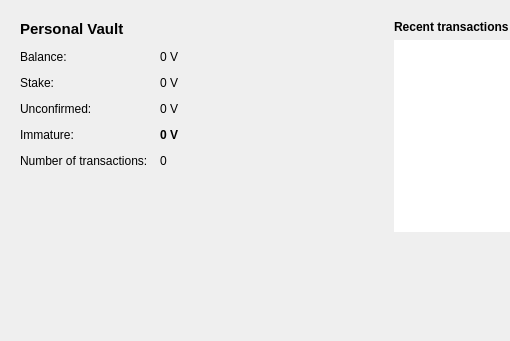
The window that src/qt/forms/overviewpage.ui (noise23/version) describes before a commit, drawn with Qt 5; both pictures show x 0 to 510 and y 0 to 341 of the 764 by 444 pixel window.
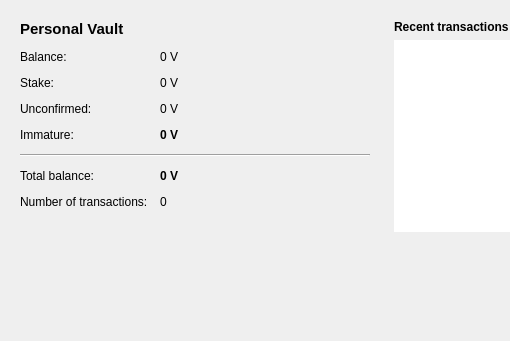
The same window after the commit. Icons and pictures are not drawn.

Commit message: Add total amount to overview page

```diff
--- a/src/qt/forms/overviewpage.ui
+++ b/src/qt/forms/overviewpage.ui
@@ -119,22 +119,65 @@
             </property>
            </widget>
           </item>
-        <item row="6" column="0">
-         <widget class="QLabel" name="label_2">
+          <item row="6" column="0" colspan="2">
+           <widget class="QFrame" name="line">
+            <property name="sizePolicy">
+             <sizepolicy hsizetype="Expanding" vsizetype="Fixed">
+              <horstretch>0</horstretch>
+              <verstretch>0</verstretch>
+             </sizepolicy>
+            </property>
+            <property name="frameShape">
+             <enum>QFrame::HLine</enum>
+            </property>
+            <property name="frameShadow">
+             <enum>QFrame::Sunken</enum>
+            </property>
+            <property name="lineWidth">
+             <number>1</number>
+            </property>
+           </widget>
+          </item>
+          <item row="7" column="0">
+           <widget class="QLabel" name="labelTotalText">
+             <property name="text">
+             <string>Total balance:</string>
+             </property>
+            </widget>
+           </item>
+          <item row="7" column="1">
+           <widget class="QLabel" name="labelTotal">
+             <property name="font">
+              <font>
+               <weight>75</weight>
+               <bold>true</bold>
+              </font>
+             </property>
+             <property name="toolTip">
+             <string>Total balance of all the accounts above</string>
+             </property>
+             <property name="text">
+              <string notr="true">0 V</string>
+             </property>
+             <property name="textInteractionFlags">
+              <set>Qt::LinksAccessibleByMouse|Qt::TextSelectableByKeyboard|Qt::TextSelectableByMouse</set>
+             </property>
+            </widget>
+           </item>
+        <item row="8" column="0">
+         <widget class="QLabel" name="labelNumTransactionsText">
           <property name="text">
            <string>Number of transactions:</string>
           </property>
          </widget>
         </item>
-        <item row="6" column="1">
+        <item row="8" column="1">
          <widget class="QLabel" name="labelNumTransactions">
           <property name="text">
            <string>0</string>
           </property>
          </widget>
         </item>
-		
-	
        </layout>
       </widget>
      </item>
```
Left out of the diff: 9 changed lines with no effect on the pictures. The commit also changes 1 other file.
